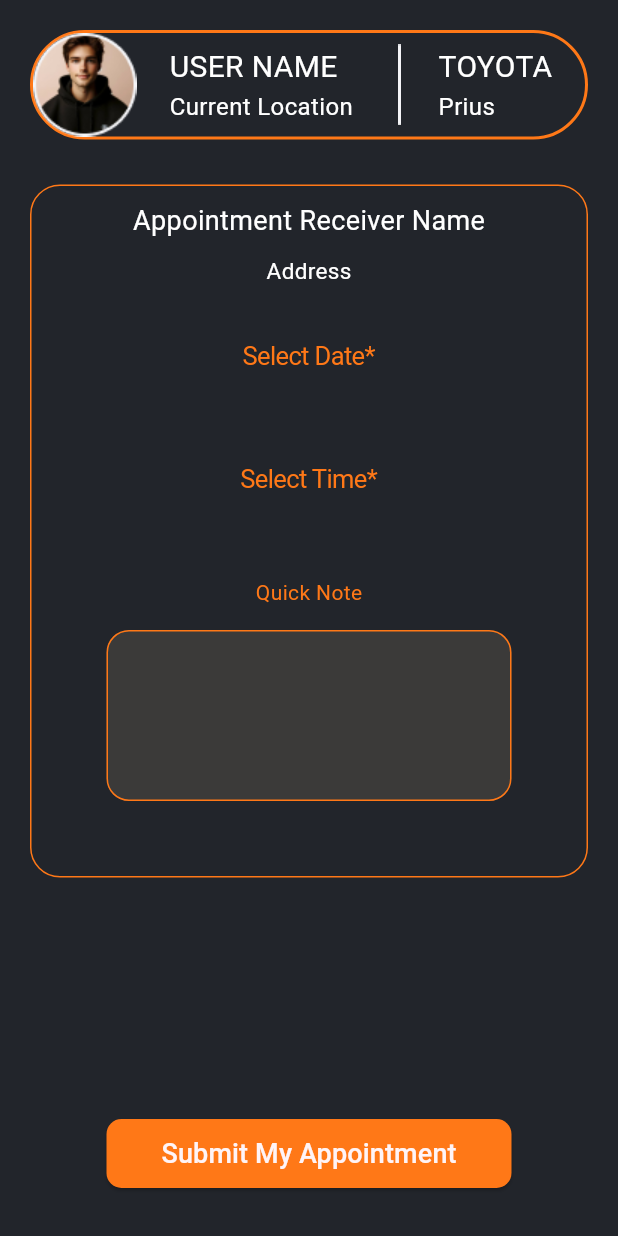
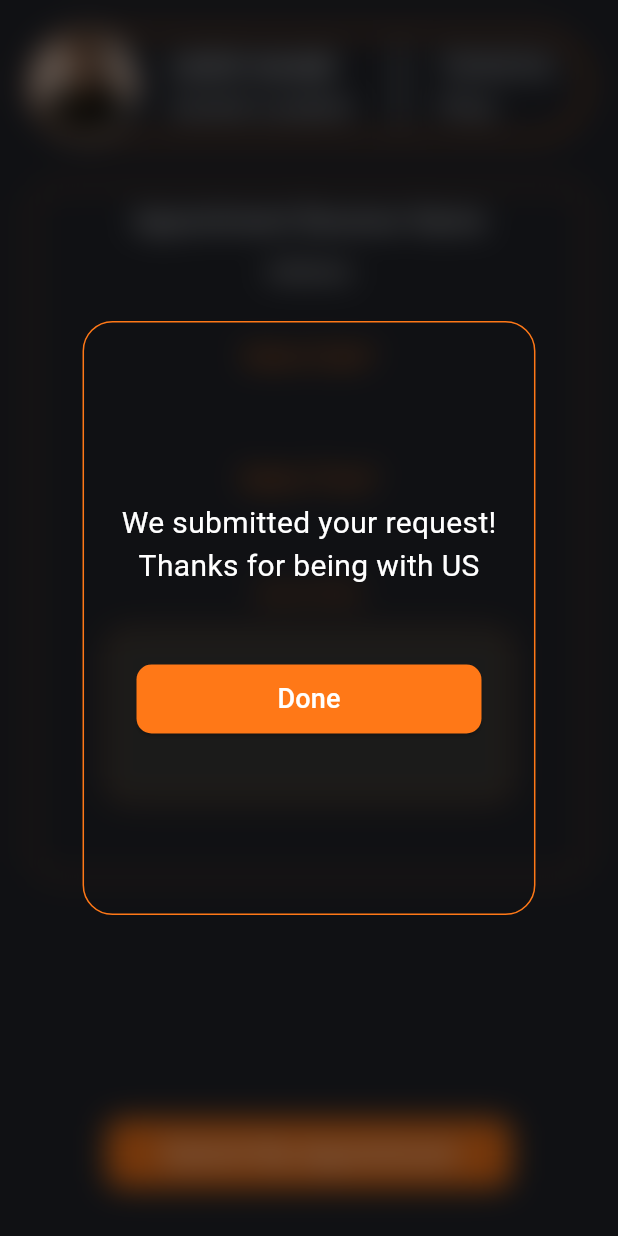
Before and after one commit to sudeepa99/Carex_App, a Flutter app: the screen it shows after launch, after a tap on "Submit My Appointment", on a phone screen of 412 x 824 dp. Run offline on Flutter 3.47's test engine with Material 3 defaults, Android fonts, the phone set to English and light mode, and no system bars; our stand-ins replace lottie; missing offline and left inert: dart:ffi.

Commit message:
added confirmation dialog box

```diff
--- a/lib/appointment_screen.dart
+++ b/lib/appointment_screen.dart
@@ -1,3 +1,4 @@
+import 'package:carex/appointment_screen_confirmation.dart';
 import 'package:flutter/cupertino.dart';
 import 'package:flutter/material.dart';
 
@@ -225,7 +226,13 @@ class _AppointmentScreenState extends State<AppointmentScreen> {
               child: SizedBox(
                 width: 270.0,
                 child: ElevatedButton(
-                  onPressed: () {},
+                  onPressed: () {
+                    showDialog(
+                        context: context,
+                        builder: (BuildContext context) {
+                          return const DialogBox();
+                        });
+                  },
                   style: ButtonStyle(
                     backgroundColor: MaterialStateProperty.all<Color>(
                       const Color(0xFFFF7817),
--- /dev/null
+++ b/lib/appointment_screen_confirmation.dart
@@ -0,0 +1,90 @@
+import 'dart:ui';
+
+import 'package:flutter/material.dart';
+
+class DialogBox extends StatefulWidget {
+  const DialogBox({super.key});
+
+  @override
+  State<DialogBox> createState() => _DialogBoxState();
+}
+
+class _DialogBoxState extends State<DialogBox> {
+  @override
+  Widget build(BuildContext context) {
+    return Padding(
+      padding: const EdgeInsets.fromLTRB(0, 190, 0, 190),
+      child: Dialog(
+        backgroundColor: Colors.transparent,
+        elevation: 0,
+        child: BackdropFilter(
+          filter: ImageFilter.blur(
+            sigmaX: 10,
+            sigmaY: 10,
+          ),
+          child: Stack(
+            children: [
+              // Container(
+              //   color: Colors.white.withOpacity(0.1),
+              // ),
+              Container(
+                padding: const EdgeInsets.fromLTRB(25, 0, 25, 0),
+                decoration: BoxDecoration(
+                    borderRadius: BorderRadius.circular(20),
+                    color: Colors.transparent,
+                    border: Border.all(
+                      color: const Color(0xFFFF7817),
+                    )),
+                child: Column(
+                  mainAxisAlignment: MainAxisAlignment.center,
+                  crossAxisAlignment: CrossAxisAlignment.center,
+                  children: [
+                    const Text(
+                      "We submitted your request!",
+                      style: TextStyle(
+                        fontSize: 20,
+                        color: Colors.white,
+                      ),
+                    ),
+                    const Text(
+                      "Thanks for being with US",
+                      style: TextStyle(
+                        fontSize: 20,
+                        color: Colors.white,
+                      ),
+                    ),
+                    const SizedBox(
+                      height: 50,
+                    ),
+                    SizedBox(
+                      width: 230,
+                      child: ElevatedButton(
+                          onPressed: () {},
+                          style: ButtonStyle(
+                            backgroundColor: MaterialStateProperty.all<Color>(
+                              const Color(0xFFFF7817),
+                            ),
+                            padding: MaterialStateProperty.all<EdgeInsets>(
+                                const EdgeInsets.all(10)),
+                            shape: MaterialStateProperty.all<
+                                RoundedRectangleBorder>(
+                              RoundedRectangleBorder(
+                                borderRadius: BorderRadius.circular(10),
+                              ),
+                            ),
+                          ),
+                          child: const Text(
+                            "Done",
+                            style: TextStyle(fontSize: 18, color: Colors.white),
+                          )),
+                    )
+                  ],
+                ),
+              ),
+            ],
+          ),
+        ),
+      ),
+    );
+  }
+}
--- a/lib/body_wash.dart
+++ b/lib/body_wash.dart
@@ -3,7 +3,7 @@
 import 'package:flutter/material.dart';
 
 class BodywashPage extends StatefulWidget {
-  BodywashPage({Key? key}) : super(key: key);
+  const BodywashPage({Key? key}) : super(key: key);
 
   @override
   State<BodywashPage> createState() => _MyWidgetState();
--- a/lib/center.dart
+++ b/lib/center.dart
@@ -3,7 +3,7 @@
 import 'package:flutter/material.dart';
 
 class CenterPage extends StatefulWidget {
-  CenterPage({Key? key}) : super(key: key);
+  const CenterPage({Key? key}) : super(key: key);
 
   @override
   State<CenterPage> createState() => _MyWidgetState();
--- a/lib/first_page.dart
+++ b/lib/first_page.dart
@@ -15,7 +15,7 @@ class _FirstPageState extends State<FirstPage> {
     Future.delayed(const Duration(seconds: 10)).then((value) => Navigator.push(
         context,
         MaterialPageRoute(
-          builder: (context) => LoginPage(),
+          builder: (context) => const LoginPage(),
         )));
     super.initState();
   }
```
